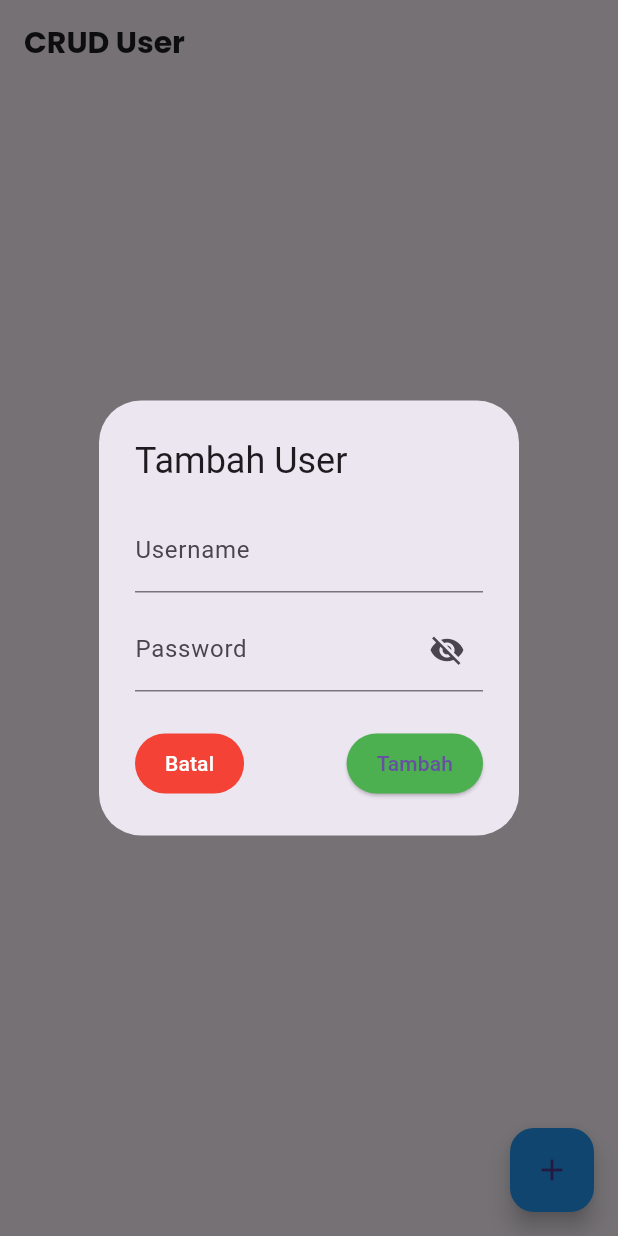
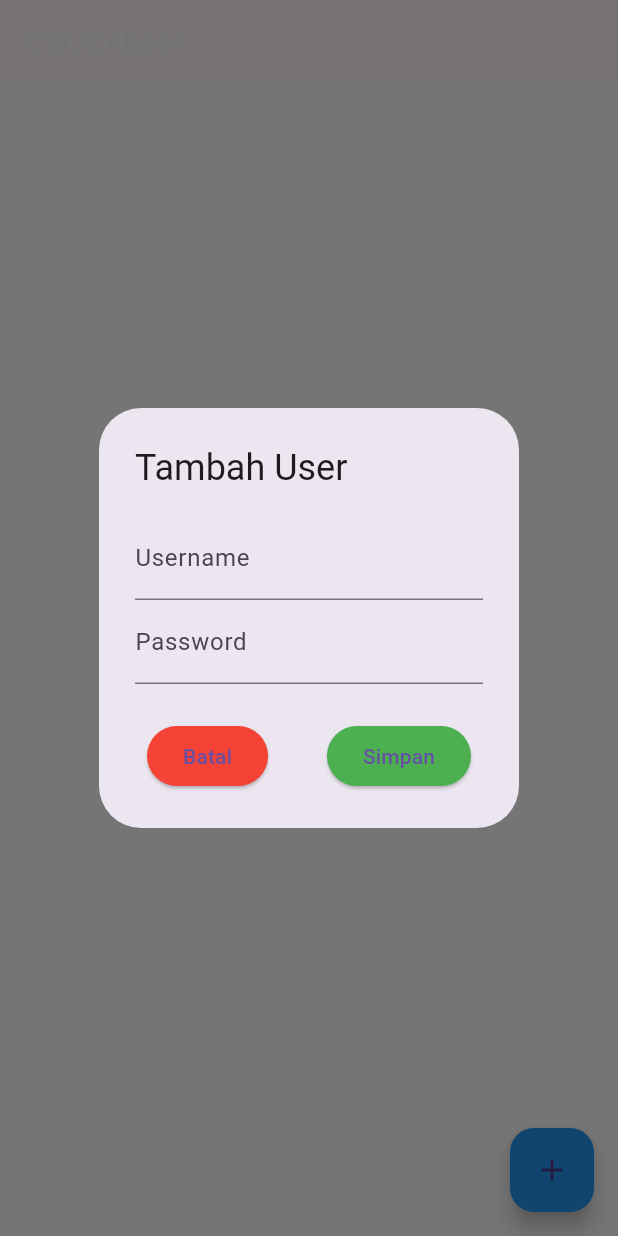
Before and after one commit to dennysayuwardani/ukk_2025, a Flutter app: the UserPage screen opened directly, after a tap on the "add" icon, on a phone screen of 412 x 824 dp. Run offline on Flutter 3.47's test engine with Material 3 defaults, Android fonts, the phone set to English and light mode, and no system bars; our stand-ins replace google_fonts, shared_preferences, supabase_flutter; accounts and stored records are empty.

Commit message:
second commit

```diff
--- a/lib/dashboard.dart
+++ /dev/null
@@ -1,318 +0,0 @@
-import 'package:flutter/material.dart';
-import 'package:google_fonts/google_fonts.dart';
-import 'package:supabase_flutter/supabase_flutter.dart';
-
-class UserPage extends StatefulWidget {
-  const UserPage({super.key});
-
-  @override
-  _UserPageState createState() => _UserPageState();
-}
-
-class _UserPageState extends State<UserPage> {
-  List<Map<String, dynamic>> petugas = []; // Daftar user
-
-  @override
-  void initState() {
-    super.initState();
-    _fetchUserFromSupabase(); // Ambil data user saat halaman dimuat
-  }
-
-  // Fetch user dari Supabase
-  Future<void> _fetchUserFromSupabase() async {
-    try {
-      final response = await Supabase.instance.client
-          .from('user')
-          .select('*')
-          .order('username', ascending: true);
-
-      if (mounted) {
-        setState(() {
-          petugas = List<Map<String, dynamic>>.from(response);
-        });
-      }
-    } catch (e) {
-      _showMessage('Terjadi kesalahan: $e', isError: true);
-    }
-  }
-
-  // Tambah user baru ke Supabase
-  Future<void> _addUser(String username, String password) async {
-    if (username.trim().isEmpty || password.trim().isEmpty) {
-      _showMessage('Username dan Password tidak boleh kosong', isError: true);
-      return;
-    }
-
-    try {
-      final existingUser = await Supabase.instance.client
-          .from('user')
-          .select()
-          .eq('username', username)
-          .maybeSingle();
-
-      if (existingUser != null) {
-        _showMessage('Username sudah digunakan', isError: true);
-        return;
-      }
-
-      await Supabase.instance.client.from('user').insert({
-        'username': username,
-        'password': password, // Simpan password
-      });
-
-      _showMessage('User berhasil ditambahkan');
-      await _fetchUserFromSupabase(); // Refresh data
-    } catch (e) {
-      _showMessage('Terjadi kesalahan: $e', isError: true);
-    }
-  }
-
-  // Update user di Supabase
-  Future<void> _updateUser(int id, String username, String password) async {
-    if (username.trim().isEmpty) {
-      _showMessage('Username tidak boleh kosong', isError: true);
-      return;
-    }
-
-    try {
-      await Supabase.instance.client.from('user').update({
-        'username': username,
-        'password': password, // Update password jika diedit
-      }).eq('id', id);
-
-      _showMessage('User berhasil diperbarui');
-      await _fetchUserFromSupabase(); // Refresh data
-    } catch (e) {
-      _showMessage('Terjadi kesalahan: $e', isError: true);
-    }
-  }
-
-  // Konfirmasi sebelum menghapus user
-  Future<void> _confirmDeleteUser(int id) async {
-    showDialog(
-      context: context,
-      builder: (context) {
-        return AlertDialog(
-          title: const Text('Konfirmasi Hapus'),
-          content: const Text('Apakah Anda yakin ingin menghapus user ini?'),
-          actions: [
-            Row(
-              mainAxisAlignment:
-                  MainAxisAlignment.spaceBetween, // Posisi kiri & kanan
-              children: [
-                TextButton(
-                  onPressed: () => Navigator.pop(context),
-                  style: TextButton.styleFrom(
-                    backgroundColor: Colors.red, // Warna background merah
-                    padding: const EdgeInsets.symmetric(
-                        horizontal: 20,
-                        vertical: 10), // Padding agar proporsional
-                  ),
-                  child: const Text(
-                    'Batal',
-                    style: TextStyle(color: Colors.white), // Warna teks putih
-                  ),
-                ),
-                ElevatedButton(
-                  onPressed: () {
-                    Navigator.pop(context);
-                    _deleteUser(id);
-                  },
-                  style: ElevatedButton.styleFrom(
-                    backgroundColor: Colors.green, // Warna background hijau
-                    padding: const EdgeInsets.symmetric(
-                        horizontal: 20, vertical: 10), // Padding agar seimbang
-                  ),
-                  child: const Text(
-                    'Hapus',
-                    style: TextStyle(color: Colors.white), // Warna teks putih
-                  ),
-                ),
-              ],
-            ),
-          ],
-        );
-      },
-    );
-  }
-
-  // Hapus petugas dari Supabase
-  Future<void> _deleteUser(int id) async {
-    try {
-      await Supabase.instance.client.from('user').delete().eq('id', id);
-      _showMessage('Akun berhasil dihapus');
-      _fetchUserFromSupabase(); // Update tampilan
-    } catch (e) {
-      _showMessage('Terjadi kesalahan: $e', isError: true);
-    }
-  }
-
-  // Menampilkan pesan
-  void _showMessage(String message, {bool isError = false}) {
-    ScaffoldMessenger.of(context).showSnackBar(
-      SnackBar(
-        content: Text(message),
-        backgroundColor: isError ? Colors.red : Colors.green,
-      ),
-    );
-  }
-
-  // Menampilkan dialog tambah/edit petugas
-  void _showUserDialog({int? id, String? username, String? password}) {
-    final TextEditingController usernameController =
-        TextEditingController(text: username ?? '');
-    final TextEditingController passwordController =
-        TextEditingController(text: password ?? '');
-    bool isPasswordVisible =
-        false; // Tambahkan variabel untuk kontrol visibilitas password
-
-// Form key untuk validasi
-    final _formDialogKey = GlobalKey<FormState>();
-
-    showDialog(
-      context: context,
-      builder: (context) {
-        return StatefulBuilder(
-          builder: (context, setState) {
-            return AlertDialog(
-              title: Text(id == null ? 'Tambah User' : 'Edit User'),
-              content: Form(
-                key: _formDialogKey, // Gunakan FormKey untuk validasi
-                child: Column(
-                  mainAxisSize: MainAxisSize.min,
-                  children: [
-                    TextFormField(
-                      controller: usernameController,
-                      decoration: const InputDecoration(labelText: 'Username'),
-                      validator: (value) {
-                        if (value == null || value.trim().isEmpty) {
-                          return 'Username tidak boleh kosong';
-                        }
-                        return null;
-                      },
-                    ),
-                    const SizedBox(height: 10),
-                    TextFormField(
-                      controller: passwordController,
-                      obscureText: !isPasswordVisible,
-                      decoration: InputDecoration(
-                        labelText: 'Password',
-                        suffixIcon: IconButton(
-                          icon: Icon(
-                            isPasswordVisible
-                                ? Icons.visibility
-                                : Icons.visibility_off,
-                          ),
-                          onPressed: () {
-                            setState(() {
-                              isPasswordVisible = !isPasswordVisible;
-                            });
-                          },
-                        ),
-                      ),
-                      validator: (value) {
-                        if (value == null || value.trim().isEmpty) {
-                          return 'Password tidak boleh kosong';
-                        }
-                        return null;
-                      },
-                    ),
-                  ],
-                ),
-              ),
-              actions: [
-                Row(
-                  mainAxisAlignment: MainAxisAlignment.spaceBetween,
-                  children: [
-                    TextButton(
-                      onPressed: () => Navigator.pop(context),
-                      style: TextButton.styleFrom(
-                        backgroundColor: Colors.red,
-                        padding: const EdgeInsets.symmetric(
-                            horizontal: 20, vertical: 10),
-                      ),
-                      child: const Text(
-                        'Batal',
-                        style: TextStyle(color: Colors.white),
-                      ),
-                    ),
-                    ElevatedButton(
-                      onPressed: () async {
-                        if (_formDialogKey.currentState!.validate()) {
-                          // Jika form valid, simpan data
-                          if (id == null) {
-                            await _addUser(usernameController.text,
-                                passwordController.toString());
-                          } else {
-                            await _updateUser(id, usernameController.text,
-                                passwordController.toString());
-                          }
-                          Navigator.pop(context);
-                        }
-                      },
-                      style: ElevatedButton.styleFrom(
-                        backgroundColor: Colors.green,
-                        padding: const EdgeInsets.symmetric(
-                            horizontal: 20, vertical: 10),
-                      ),
-                      child: Text(id == null ? 'Tambah' : 'Simpan'),
-                    ),
-                  ],
-                ),
-              ],
-            );
-          },
-        );
-      },
-    );
-  }
-
-  @override
-  Widget build(BuildContext context) {
-    return Scaffold(
-      appBar: AppBar(
-        title: Text(
-          'CRUD User',
-          style: GoogleFonts.poppins(fontSize: 20, fontWeight: FontWeight.bold),
-        ),
-      ),
-      body: Padding(
-        padding: const EdgeInsets.all(16.0),
-        child: ListView.builder(
-          itemCount: petugas.length,
-          itemBuilder: (context, index) {
-            final petugasItem = petugas[index];
-            return Card(
-              margin: const EdgeInsets.symmetric(vertical: 8.0),
-              child: ListTile(
-                title: Text(petugasItem['username']),
-                trailing: Row(
-                  mainAxisSize: MainAxisSize.min,
-                  children: [
-                    IconButton(
-                      icon: const Icon(Icons.edit, color: Colors.blue),
-                      onPressed: () => _showUserDialog(
-                        id: petugasItem['id'],
-                        username: petugasItem['username'],
-                      ),
-                    ),
-                    IconButton(
-                      icon: const Icon(Icons.delete, color: Colors.red),
-                      onPressed: () => _confirmDeleteUser(petugasItem['id']),
-                    ),
-                  ],
-                ),
-              ),
-            );
-          },
-        ),
-      ),
-      floatingActionButton: FloatingActionButton(
-        heroTag: 'fab3',
-        onPressed: () => _showUserDialog(),
-        child: const Icon(Icons.add),
-        backgroundColor: Colors.blue,
-      ),
-    );
-  }
-}
--- /dev/null
+++ b/lib/user_page.dart
@@ -0,0 +1,254 @@
+import 'package:flutter/material.dart';
+import 'package:supabase_flutter/supabase_flutter.dart';
+import 'package:google_fonts/google_fonts.dart';
+
+
+class UserPage extends StatefulWidget {
+  const UserPage({Key? key}) : super(key: key);
+
+  @override
+  State<UserPage> createState() => _UserPageState();
+}
+
+class _UserPageState extends State<UserPage> {
+  final SupabaseClient supabase = Supabase.instance.client;
+  List<Map<String, dynamic>> user = [];
+  bool isLoading = true;
+  final _formKey = GlobalKey<FormState>();
+  final TextEditingController _usernameController = TextEditingController();
+  final TextEditingController _passwordController = TextEditingController();
+
+  @override
+  void initState() {
+    super.initState();
+    _fetchUser();
+  }
+
+  Future<void> _fetchUser() async {
+    try {
+      final response = await supabase.from('user').select().order('username', ascending: true);
+      if (mounted) {
+        setState(() {
+        user = List<Map<String, dynamic>>.from(response);
+        isLoading = false;
+      });
+      }
+    } catch (e) {
+      _showSnackBar('Terjadi kesalahan saat mengambil data user: $e', Colors.red);
+    }
+  }
+
+  Future<void> _addUser() async {
+    final String username = _usernameController.text;
+    final String password = _passwordController.text;
+
+    try {
+      final response = await supabase.from('user').insert({
+        'username': username,
+        'password': password,
+      }).select();
+
+      if (response.isNotEmpty) {
+        if (mounted) {
+          setState(() {
+          user.add(response.first);
+        });
+        }
+      }
+      _showSnackBar('User berhasil ditambahkan', Colors.green);
+      await _fetchUser(); // Refresh data
+      Navigator.pop(context);
+    } catch (e) {
+      _showSnackBar('Gagal menambahkan user: $e', Colors.red);
+    }
+  }
+
+  Future<void> _editUser(int id) async {
+    final String username = _usernameController.text;
+    final String password = _passwordController.text;
+
+    try {
+      final response = await supabase
+          .from('user')
+          .update({
+            'username': username,
+            'password': password,
+          })
+          .eq('id', id)
+          .select();
+
+      if (response.isNotEmpty) {
+        if (mounted) {
+          setState(() {
+          final index = user.indexWhere((item) => item['id'] == id);
+          if (index != -1) {
+            user[index] = response.first;
+          }
+        });
+        }
+      }
+      _showSnackBar('User berhasil diperbarui', Colors.green);
+      Navigator.pop(context);
+    } catch (e) {
+      _showSnackBar('Gagal mengedit user: $e', Colors.red);
+    }
+  }
+
+  Future<void> _deleteUser(int id) async {
+    showDialog(
+      context: context,
+      builder: (BuildContext context) {
+        return AlertDialog(
+          title: const Text('Konfirmasi Penghapusan'),
+          content: const Text('Apakah Anda yakin ingin menghapus user ini?'),
+          actions: [
+            Padding(
+              padding: const EdgeInsets.symmetric(horizontal: 8.0),
+              child: Row(
+                mainAxisAlignment: MainAxisAlignment.spaceBetween,
+                children: [
+                  ElevatedButton(
+                    onPressed: () => Navigator.of(context).pop(),
+                    style: ElevatedButton.styleFrom(backgroundColor: Colors.red),
+                    child: const Text('Batal'),
+                  ),
+                  ElevatedButton(
+                    onPressed: () async {
+                      try {
+                        await supabase.from('user').delete().eq('id', id);
+                        if (mounted) {
+                          setState(() {
+                          user.removeWhere((item) => item['id'] == id);
+                        });
+                        }
+                        _showSnackBar('User berhasil dihapus', Colors.green);
+                      } catch (e) {
+                        _showSnackBar('Gagal menghapus user: $e', Colors.red);
+                      }
+                      Navigator.of(context).pop();
+                    },
+                    style: ElevatedButton.styleFrom(backgroundColor: Colors.green),
+                    child: const Text('Hapus'),
+                  ),
+                ],
+              ),
+            ),
+          ],
+        );
+      },
+    );
+  }
+
+  void _showSnackBar(String message, Color color) {
+    ScaffoldMessenger.of(context).showSnackBar(SnackBar(content: Text(message), backgroundColor: color));
+  }
+
+  void _showUserDialog({Map<String, dynamic>? userData}) {
+    _usernameController.text = userData?['username'] ?? '';
+    _passwordController.text = userData?['password'] ?? '';
+
+    showDialog(
+      context: context,
+      builder: (BuildContext context) {
+        return AlertDialog(
+          title: Text(userData == null ? 'Tambah User' : 'Edit User'),
+          content: Form(
+            key: _formKey,
+            child: Column(
+              mainAxisSize: MainAxisSize.min,
+              children: [
+                _buildInputField(controller: _usernameController, label: 'Username'),
+                _buildInputField(controller: _passwordController, label: 'Password'),
+              ],
+            ),
+          ),
+          actions: [
+            Padding(
+              padding: const EdgeInsets.symmetric(horizontal: 8.0),
+              child: Row(
+                mainAxisAlignment: MainAxisAlignment.spaceBetween,
+                children: [
+                  ElevatedButton(
+                    onPressed: () => Navigator.of(context).pop(),
+                    style: ElevatedButton.styleFrom(backgroundColor: Colors.red),
+                    child: const Text('Batal'),
+                  ),
+                  ElevatedButton(
+                    onPressed: () {
+                      if (_formKey.currentState!.validate()) {
+                        if (userData == null) {
+                          _addUser();
+                        } else {
+                          _editUser(userData['id']);
+                        }
+                      }
+                    },
+                    style: ElevatedButton.styleFrom(backgroundColor: Colors.green),
+                    child: const Text('Simpan'),
+                  ),
+                ],
+              ),
+            ),
+          ],
+        );
+      },
+    );
+  }
+
+  Widget _buildInputField({required TextEditingController controller, required String label, TextInputType keyboardType = TextInputType.text}) {
+    return TextFormField(
+      controller: controller,
+      decoration: InputDecoration(labelText: label),
+      keyboardType: keyboardType,
+      validator: (value) => value!.isEmpty ? '$label tidak boleh kosong' : null,
+    );
+  }
+
+  @override
+  Widget build(BuildContext context) {
+    return Scaffold(
+      appBar: AppBar(
+        title: Text('CRUD User'),
+        titleTextStyle: GoogleFonts.poppins(fontSize: 20, fontWeight: FontWeight.bold),
+      ),
+      backgroundColor: Colors.white,
+      body: isLoading
+          ? const Center(child: CircularProgressIndicator())
+          : user.isEmpty
+              ? const Center(child: Text('Tidak ada user!', style: TextStyle(fontSize: 18, fontWeight: FontWeight.bold)))
+              : ListView.builder(
+                  padding: const EdgeInsets.all(16),
+                  itemCount: user.length,
+                  itemBuilder: (context, index) {
+                    final item = user[index];
+                    return Card(
+                      elevation: 4,
+                      margin: const EdgeInsets.symmetric(vertical: 10),
+                      child: ListTile(
+                        title: Text(item['username'] ?? 'Unknown', style: const TextStyle(fontWeight: FontWeight.bold)),
+                        subtitle: Column(
+                          crossAxisAlignment: CrossAxisAlignment.start,
+                          children: [
+                            Text('Password: ${item['password']}'),
+                          ],
+                        ),
+                        trailing: Row(
+                          mainAxisSize: MainAxisSize.min,
+                          children: [
+                            IconButton(icon: const Icon(Icons.edit, color: Colors.blue), onPressed: () => _showUserDialog(userData: item)),
+                            IconButton(icon: const Icon(Icons.delete, color: Colors.red), onPressed: () => _deleteUser(item['id'])),
+                          ],
+                        ),
+                      ),
+                    );
+                  },
+                ),
+      floatingActionButton: FloatingActionButton(
+        heroTag: 'fab2',
+        onPressed: () => _showUserDialog(),
+        child: const Icon(Icons.add),
+        backgroundColor: Colors.blue,
+      ),
+    );
+  }
+}
```
Also changed, not shown: lib/login_page.dart (+26 -21 lines), lib/main.dart (+48 -3 lines).
